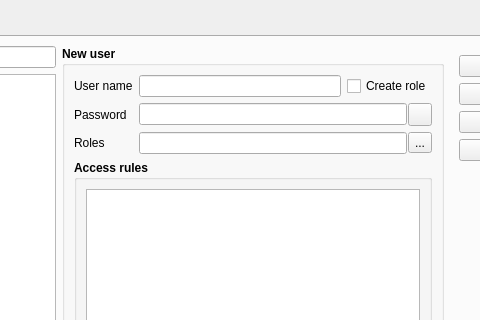
This is shvspy/src/dlgsettings.ui in silicon-heaven/shvspy as Qt 5 draws it before an edit; both pictures show x 349 to 829 and y 0 to 320 of the 919 by 694 pixel window. The edited form follows.
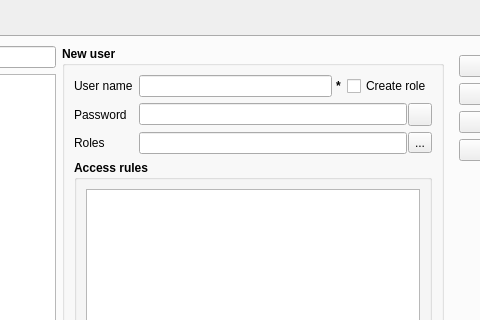
This is the edited form. Icons and pictures are not drawn.

Commit message: confirm unsaved changes in DlgSettgins event when leaving via Esc or Cancel

```diff
--- a/shvspy/src/dlgsettings.ui
+++ b/shvspy/src/dlgsettings.ui
@@ -73,6 +73,11 @@
             <item>
              <layout class="QGridLayout" name="gridLayout">
               <item row="0" column="1">
+                <layout class="QHBoxLayout" name="userNameLayout">
+                 <property name="spacing">
+                  <number>4</number>
+                 </property>
+                 <item>
                <widget class="QLineEdit" name="leUserName">
                 <property name="font">
                  <font>
@@ -81,6 +86,26 @@
                 </property>
                </widget>
               </item>
+                 <item>
+                  <widget class="QLabel" name="lblUserEditDirty">
+                   <property name="visible">
+                    <bool>false</bool>
+                   </property>
+                   <property name="font">
+                    <font>
+                     <bold>true</bold>
+                    </font>
+                   </property>
+                   <property name="toolTip">
+                    <string>Unsaved changes</string>
+                   </property>
+                   <property name="text">
+                    <string>*</string>
+                   </property>
+                  </widget>
+                 </item>
+                </layout>
+               </item>
               <item row="1" column="0">
                <widget class="QLabel" name="lblPassword">
                 <property name="font">
```
Left out of the diff: 50 changed lines with no effect on the pictures. Lines whose indentation alone changed are shown as unchanged. The commit also changes 2 other files.
